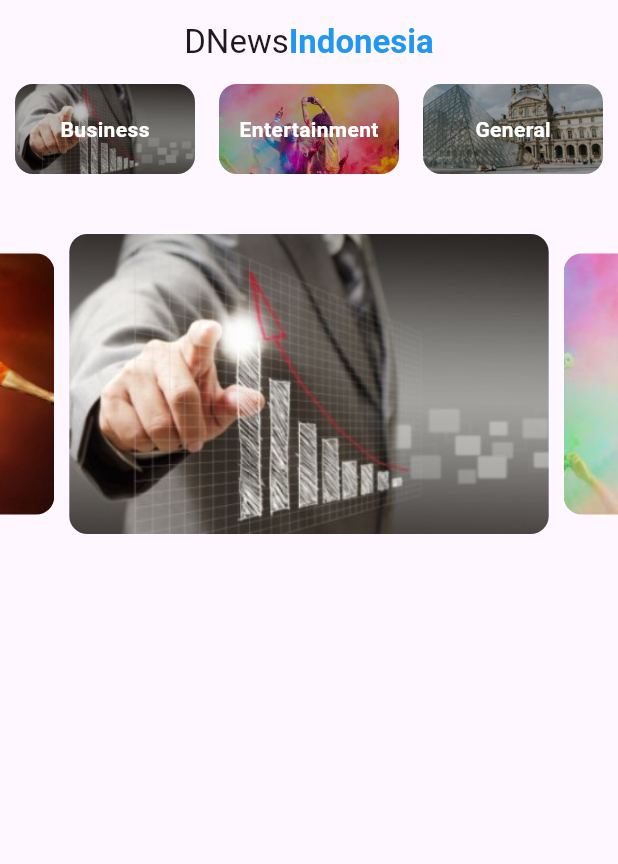
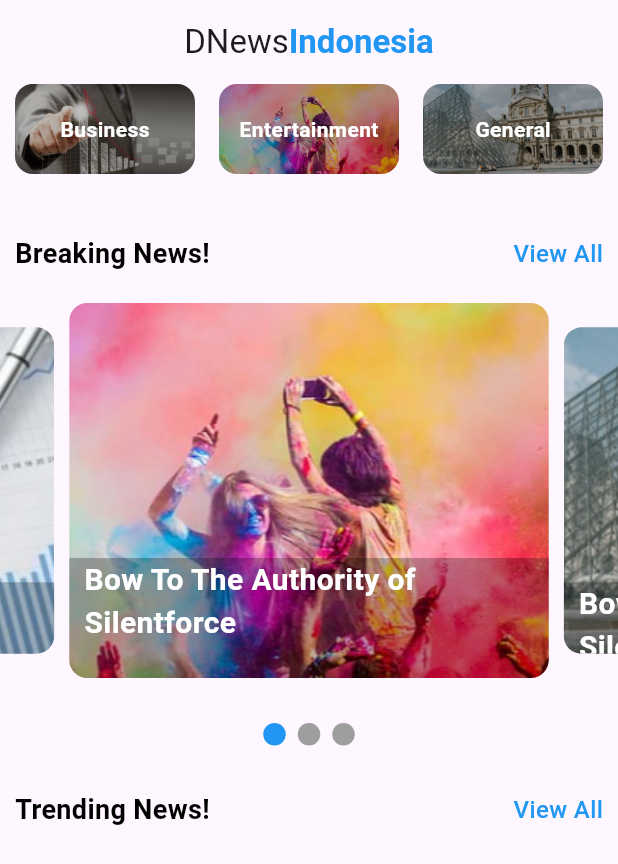
Before and after one commit to matdadi/newsApp, a Flutter app: the screen it shows after launch, on a phone screen of 412 x 824 dp. Shown: the top 864 px of the screen. Run offline on Flutter 3.47's test engine with Material 3 defaults, Android fonts, the phone set to English and light mode, and no system bars; drawn by our look-alikes of carousel_slider, smooth_page_indicator.

Commit message:
add smooth page indicator

```diff
--- a/lib/pages/home.dart
+++ b/lib/pages/home.dart
@@ -4,6 +4,7 @@ import 'package:news_app/models/category_model.dart';
 import 'package:news_app/models/slider_model.dart';
 import 'package:news_app/services/data.dart';
 import 'package:news_app/services/slider_data.dart';
+import 'package:smooth_page_indicator/smooth_page_indicator.dart';
 
 class Home extends StatefulWidget {
   const Home({super.key});
@@ -15,6 +16,8 @@ class Home extends StatefulWidget {
 class _HomeState extends State<Home> {
   List<CategoryModel> categories = [];
   List<SliderModel> sliders = [];
+
+  int activeIndex = 0;
 
   @override
   void initState() {
@@ -42,6 +45,7 @@ class _HomeState extends State<Home> {
       ),
       body: Container(
         child: Column(
+          crossAxisAlignment: CrossAxisAlignment.start,
           children: [
             Container(
               margin: EdgeInsets.only(left: 10.0),
@@ -60,6 +64,31 @@ class _HomeState extends State<Home> {
             SizedBox(
               height: 30.0,
             ),
+            Padding(
+              padding: const EdgeInsets.only(left: 10.0, right: 10.0),
+              child: Row(
+                mainAxisAlignment: MainAxisAlignment.spaceBetween,
+                children: [
+                  Text(
+                    "Breaking News!",
+                    style: TextStyle(
+                        color: Colors.black,
+                        fontWeight: FontWeight.bold,
+                        fontSize: 18.0),
+                  ),
+                  Text(
+                    "View All",
+                    style: TextStyle(
+                        color: Colors.blue,
+                        fontWeight: FontWeight.w500,
+                        fontSize: 16.0),
+                  ),
+                ],
+              ),
+            ),
+            SizedBox(
+              height: 20.0,
+            ),
             CarouselSlider.builder(
               itemCount: sliders.length,
               itemBuilder: (context, index, realIndex) {
@@ -68,11 +97,45 @@ class _HomeState extends State<Home> {
                 return buildImage(sliderImage!, index, sliderName!);
               },
               options: CarouselOptions(
-                  height: 200,
+                  height: 250,
                   autoPlay: true,
                   enlargeCenterPage: true,
                   enlargeStrategy: CenterPageEnlargeStrategy.height,
-                )),
+                  onPageChanged: (index, reason) {
+                    setState(() {
+                      activeIndex = index;
+                    });
+                  }),
+            ),
+            SizedBox(
+              height: 30.0,
+            ),
+            Center(child: buildIndicator()),
+            SizedBox(
+              height: 30.0,
+            ),
+            Padding(
+              padding: const EdgeInsets.only(left: 10.0, right: 10.0),
+              child: Row(
+                mainAxisAlignment: MainAxisAlignment.spaceBetween,
+                children: [
+                  Text(
+                    "Trending News!",
+                    style: TextStyle(
+                        color: Colors.black,
+                        fontWeight: FontWeight.bold,
+                        fontSize: 18.0),
+                  ),
+                  Text(
+                    "View All",
+                    style: TextStyle(
+                        color: Colors.blue,
+                        fontWeight: FontWeight.w500,
+                        fontSize: 16.0),
+                  ),
+                ],
+              ),
+            ),
           ],
         ),
       ),
@@ -81,13 +144,49 @@ class _HomeState extends State<Home> {
 
   Widget buildImage(String image, int index, String name) => Container(
         margin: EdgeInsets.symmetric(horizontal: 5.0),
-        child: ClipRRect(
+        child: Stack(
+          children: [
+            ClipRRect(
               borderRadius: BorderRadius.circular(12),
               child: Image.asset(
                 image,
+                height: 250,
                 fit: BoxFit.cover,
                 width: MediaQuery.of(context).size.width,
               ),
+            ),
+            Container(
+              padding: EdgeInsets.only(left: 10.0),
+              margin: EdgeInsets.only(top: 170.0),
+              height: 250,
+              width: MediaQuery.of(context).size.width,
+              decoration: BoxDecoration(
+                color: Colors.black26,
+                borderRadius: BorderRadius.only(
+                  bottomLeft: Radius.circular(12),
+                  bottomRight: Radius.circular(12),
+                ),
+              ),
+              child: Text(
+                name,
+                style: TextStyle(
+                  color: Colors.white,
+                  fontSize: 20.0,
+                  fontWeight: FontWeight.bold,
+                ),
+              ),
+            ),
+          ],
+        ),
+      );
+
+  Widget buildIndicator() => AnimatedSmoothIndicator(
+        activeIndex: activeIndex,
+        count: sliders.length,
+        effect: SlideEffect(
+          dotWidth: 15,
+          dotHeight: 15,
+          activeDotColor: Colors.blue,
         ),
       );
 }
--- a/lib/services/slider_data.dart
+++ b/lib/services/slider_data.dart
@@ -3,11 +3,6 @@ import 'package:news_app/models/slider_model.dart';
 List<SliderModel> getSliders() {
   List<SliderModel> slider = [];
   SliderModel sliderModel = new SliderModel();
-
-  sliderModel.image = "images/business2.jpg";
-  sliderModel.name = "Bow To The Authority of Silentforce";
-  slider.add(sliderModel);
-  sliderModel = new SliderModel();
 
   sliderModel.image = "images/entertainment2.jpg";
   sliderModel.name = "Bow To The Authority of Silentforce";
@@ -24,10 +19,5 @@ List<SliderModel> getSliders() {
   slider.add(sliderModel);
   sliderModel = new SliderModel();
 
-  sliderModel.image = "images/sport2.jpg";
-  sliderModel.name = "Bow To The Authority of Silentforce";
-  slider.add(sliderModel);
-  sliderModel = new SliderModel();
-
   return slider;
 }
--- a/pubspec.yaml
+++ b/pubspec.yaml
@@ -31,6 +31,7 @@ dependencies:
   flutter:
     sdk: flutter
   carousel_slider: ^4.2.1
+  smooth_page_indicator: ^1.1.0
 
 
   # The following adds the Cupertino Icons font to your application.
```
Lines whose indentation alone changed are shown as unchanged.
